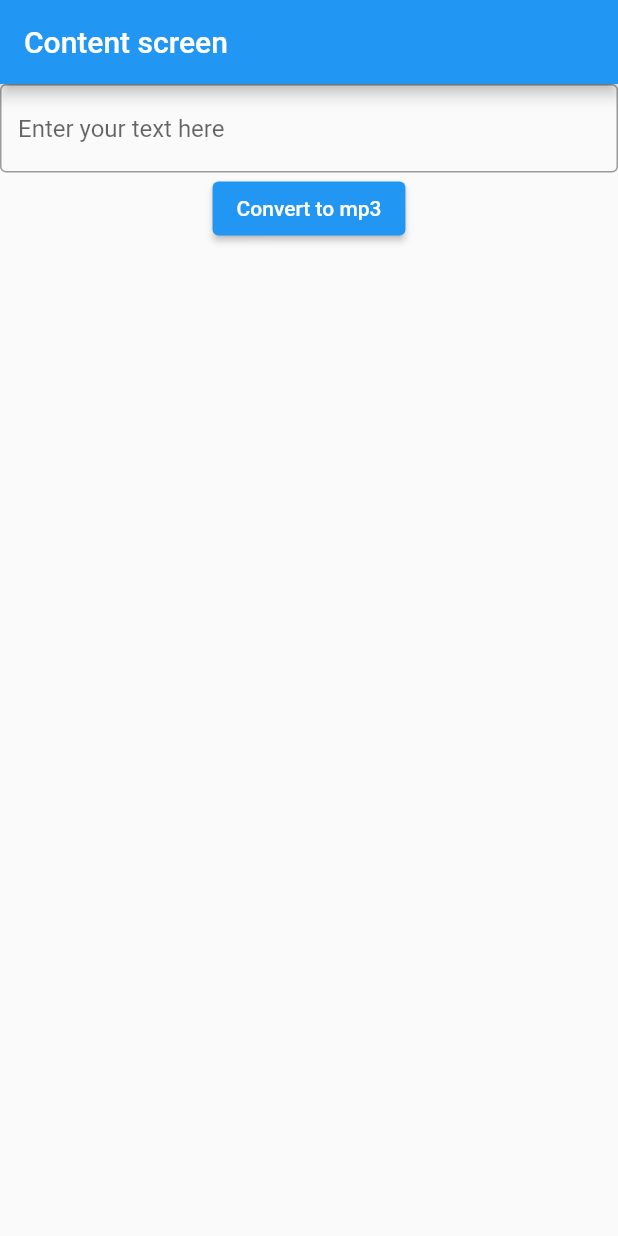
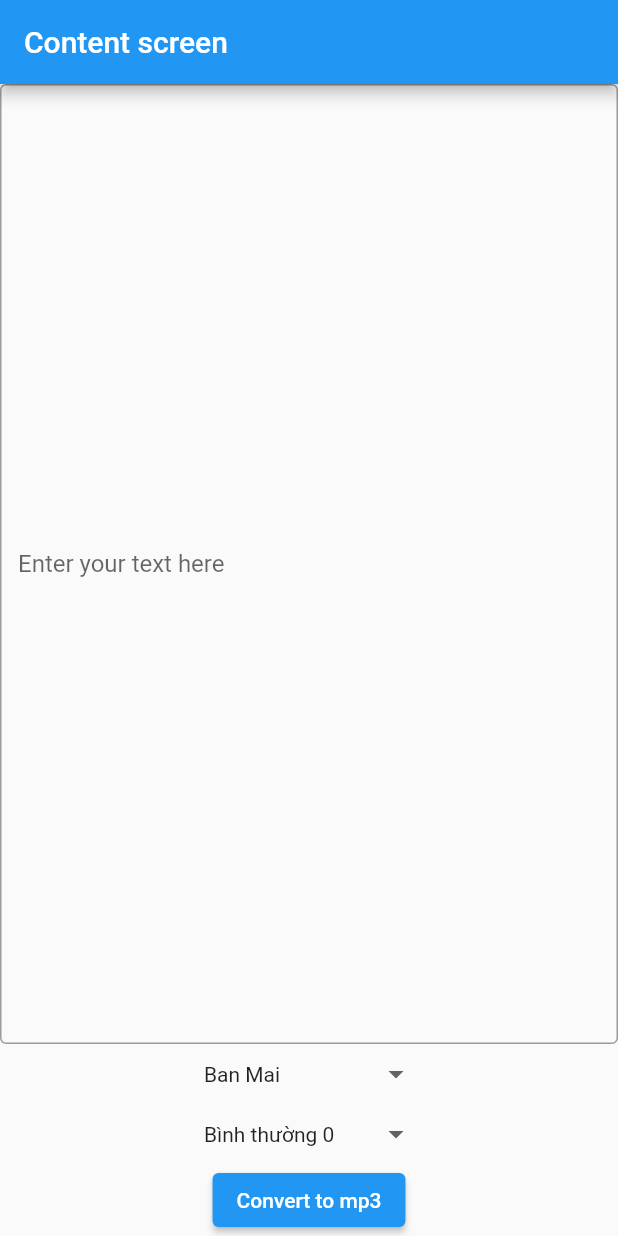
Before and after one commit to TruongAnim/giong_review_phim, a Flutter app: the screen it shows after launch, on a phone screen of 412 x 824 dp. Run offline on Flutter 3.47's test engine with Material 2 defaults, Android fonts, the light colour scheme and no system bars; drawn by our look-alikes of dropdown_button2; our stand-ins replace audioplayers, get, open_file, video_player; missing offline and left inert: android_path_provider, flutter_downloader.

Commit message:
add dropdown button

```diff
--- /dev/null
+++ b/lib/common_widgets/dropdown_button.dart
@@ -0,0 +1,60 @@
+import 'package:dropdown_button2/dropdown_button2.dart';
+import 'package:flutter/material.dart';
+import 'package:get/get.dart';
+import 'package:giongreviewphim/constants.dart';
+import 'package:giongreviewphim/controllers/content_controller.dart';
+import 'package:giongreviewphim/models/options.dart';
+
+class DropdownOptions extends StatefulWidget {
+  DropdownOptions(
+      {Key? key,
+      required this.value,
+      required this.options,
+      required this.onChange})
+      : super(key: key);
+  final List<Option> options;
+  final String value;
+  final Function(String) onChange;
+  @override
+  _DropdownOptionsState createState() => _DropdownOptionsState();
+}
+
+class _DropdownOptionsState extends State<DropdownOptions> {
+  @override
+  Widget build(BuildContext context) {
+    return DropdownButtonHideUnderline(
+      child: DropdownButton2(
+        hint: Text(
+          'Select Item',
+          style: TextStyle(
+            fontSize: 14,
+            color: Theme.of(context).hintColor,
+          ),
+        ),
+        items: widget.options
+            .map((item) => DropdownMenuItem<String>(
+                  value: item.value,
+                  child: Text(
+                    item.text,
+                    style: const TextStyle(
+                      fontSize: 14,
+                    ),
+                    textAlign: TextAlign.right,
+                  ),
+                ))
+            .toList(),
+        value: widget.value,
+        onChanged: (value) {
+          widget.onChange(value!);
+        },
+        buttonStyleData: const ButtonStyleData(
+          height: 40,
+          width: 140,
+        ),
+        menuItemStyleData: const MenuItemStyleData(
+          height: 40,
+        ),
+      ),
+    );
+  }
+}
--- /dev/null
+++ b/lib/constants.dart
@@ -0,0 +1,19 @@
+import 'package:giongreviewphim/models/options.dart';
+
+class Constants {
+  static List<Option> voice = [
+    Option(text: 'Ban Mai', value: 'banmai'),
+    Option(text: 'Thu Minh', value: 'thuminh'),
+    Option(text: 'Mỹ An', value: 'myan'),
+    Option(text: 'Gia Huy', value: 'giahuy'),
+  ];
+  static List<Option> speed = [
+    Option(text: 'Chậm -3', value: '-3'),
+    Option(text: '-2', value: '-2'),
+    Option(text: '-1', value: '-1'),
+    Option(text: 'Bình thường 0', value: '0'),
+    Option(text: '1', value: '1'),
+    Option(text: '2', value: '2'),
+    Option(text: 'Nhanh 3', value: '3'),
+  ];
+}
--- a/lib/controllers/content_controller.dart
+++ b/lib/controllers/content_controller.dart
@@ -8,10 +8,23 @@ enum ContentState { ready, processing }
 
 class ContentController extends GetxController {
   final Rx<ContentState> _state = Rx<ContentState>(ContentState.ready);
+  final Rx<String> _voice = Rx<String>('banmai');
+  final Rx<String> _speed = Rx<String>('0');
+
   final String apiKey = 'onSMw1mVr07YCxpxuWhXVNtLrh7hJPTS';
   final String apiEndpoint = 'https://api.fpt.ai/hmi/tts/v5';
 
   ContentState get state => _state.value;
+  String get voice => _voice.value;
+  String get speed => _speed.value;
+
+  void updateVoice(String voice) {
+    _voice.value = voice;
+  }
+
+  void updateSpeed(String speed) {
+    _speed.value = speed;
+  }
 
   void processing(String text) async {
     text = text.trim();
--- /dev/null
+++ b/lib/models/options.dart
@@ -0,0 +1,6 @@
+class Option {
+  final String text;
+  final String value;
+
+  Option({required this.text, required this.value});
+}
--- a/lib/views/content_screen.dart
+++ b/lib/views/content_screen.dart
@@ -2,8 +2,11 @@ import 'dart:convert';
 
 import 'package:flutter/material.dart';
 import 'package:get/get.dart';
+import 'package:giongreviewphim/common_widgets/dropdown_button.dart';
 import 'package:giongreviewphim/common_widgets/loading_overlay.dart';
+import 'package:giongreviewphim/constants.dart';
 import 'package:giongreviewphim/controllers/content_controller.dart';
+import 'package:http/http.dart';
 
 class ContentScreen extends StatefulWidget {
   const ContentScreen({super.key});
@@ -31,10 +34,12 @@ class _ContentScreenState extends State<ContentScreen> {
       body: Obx(() {
         return LoadingOverlay(
           isLoading: _contentController.state == ContentState.processing,
-          child: SingleChildScrollView(
-            child: Column(children: [
-              TextField(
+          child: Column(
+            children: [
+              Expanded(
+                child: TextField(
                   controller: _editingController,
+                  expands: true,
                   maxLines: null, // allows for unlimited lines
                   keyboardType:
                       TextInputType.multiline, // allows for multiline input
@@ -43,13 +48,25 @@ class _ContentScreenState extends State<ContentScreen> {
                     border: OutlineInputBorder(), // add an outline border
                   ),
                 ),
+              ),
+              DropdownOptions(
+                value: _contentController.voice,
+                options: Constants.voice,
+                onChange: (value) => _contentController.updateVoice(value),
+              ),
+              DropdownOptions(
+                value: _contentController.speed,
+                options: Constants.speed,
+                onChange: (value) => _contentController.updateSpeed(value),
+              ),
               ElevatedButton(
                 onPressed: () {
                   print(_editingController.text);
                   _contentController.processing(_editingController.text);
                 },
-                  child: const Text('Convert to mp3'))
-            ]),
+                child: const Text('Convert to mp3'),
+              )
+            ],
           ),
         );
       }),
--- a/pubspec.yaml
+++ b/pubspec.yaml
@@ -31,6 +31,7 @@ dependencies:
   android_path_provider: ^0.3.0
   audioplayers: ^4.0.1
   device_info_plus: ^8.0.0
+  dropdown_button2: ^2.1.0
   flutter:
     sdk: flutter
   flutter_downloader: ^1.10.2
```
Also changed, not shown: lib/common_widgets/download_file.dart (+0 -110 lines), pubspec.lock. Lines whose indentation alone changed are shown as unchanged.
